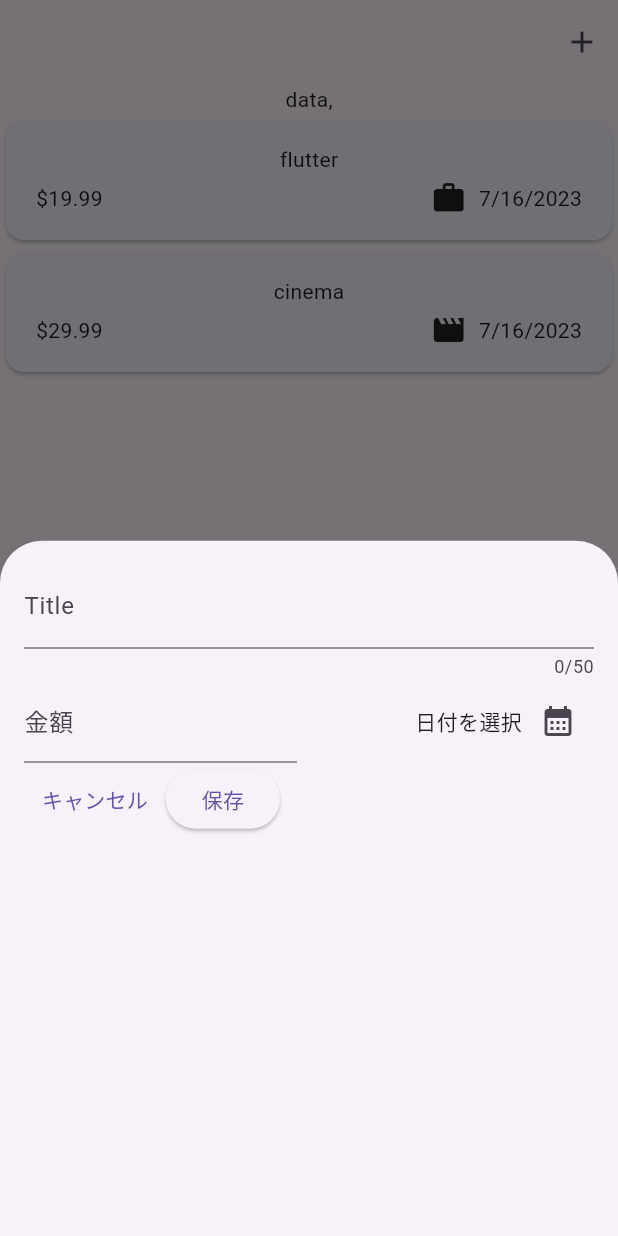
After one commit to Junichi-Machii/flutter_tracker_app01, a Flutter app: the screen it shows after launch, after a tap on the "add" icon, on a phone screen of 412 x 824 dp. The commit adds this screen. Run offline on Flutter 3.47's test engine with Material 2 defaults, Android fonts, the phone set to English and light mode, and no system bars.

Commit message:
モーダルにカレンダー選択項目ついか

```diff
--- a/lib/main.dart
+++ b/lib/main.dart
@@ -3,7 +3,8 @@ import 'package:flutter/material.dart';
 import 'package:tracker_app/widgets/expenses.dart';
 void main(List<String> args) {
   runApp(
-   const MaterialApp(
+    MaterialApp(
+    theme: ThemeData(useMaterial3: true),
       home: Expenses(),
     )
   );
--- a/lib/widgets/expenses.dart
+++ b/lib/widgets/expenses.dart
@@ -2,6 +2,7 @@ import 'package:flutter/material.dart';
 
 import 'package:tracker_app/widgets/expenses_list/expenses_list.dart';
 import 'package:tracker_app/models/expense.dart';
+import 'package:tracker_app/widgets/new_expense.dart';
 
 class Expenses extends StatefulWidget {
   const Expenses({super.key});
@@ -24,9 +25,18 @@ class _ExpensesState extends State<Expenses> {
         category: Category.leisure),
   ];
 
+  void _openAddExpensesModal() {
+    showModalBottomSheet(context: context, builder: (ctx) => const NewExpense(),);
+  }
+
   @override
   Widget build(BuildContext context) {
     return Scaffold(
+      appBar: AppBar(
+        actions: [
+          IconButton(onPressed:_openAddExpensesModal, icon: Icon(Icons.add))
+        ],
+      ),
       body: Center(
         child: Column(
           mainAxisAlignment: MainAxisAlignment.center,
--- /dev/null
+++ b/lib/widgets/new_expense.dart
@@ -0,0 +1,104 @@
+import 'package:flutter/material.dart';
+
+import 'package:tracker_app/models/expense.dart';
+
+class NewExpense extends StatefulWidget {
+  const NewExpense({super.key});
+
+  @override
+  State<NewExpense> createState() => _NewExpenseState();
+}
+
+class _NewExpenseState extends State<NewExpense> {
+  final _titleController = TextEditingController();
+  final _amountController = TextEditingController();
+  DateTime? _selectedDate;
+
+  void _presetDatePicker() async {
+    final now = DateTime.now();
+    final firstDate = DateTime(
+      now.year - 1,
+      now.month,
+      now.day,
+    );
+    final pickedDate = await showDatePicker(
+        context: context,
+        initialDate: now,
+        firstDate: firstDate,
+        lastDate: now,);
+setState(() {
+  _selectedDate = pickedDate;
+});
+
+  }
+
+  @override
+  void dispose() {
+    _titleController.dispose();
+    _amountController.dispose();
+    super.dispose();
+  }
+
+  @override
+  Widget build(BuildContext context) {
+    return Padding(
+      padding: const EdgeInsets.all(16),
+      child: Column(
+        children: [
+          TextField(
+            controller: _titleController,
+            maxLength: 50,
+            decoration: const InputDecoration(
+              label: Text('Title'),
+            ),
+            keyboardType: TextInputType.text,
+          ),
+          Row(
+            children: [
+              Expanded(
+                child: TextField(
+                  controller: _amountController,
+                  decoration: const InputDecoration(
+                    prefixText: '¥ ',
+                    label: Text('金額'),
+                  ),
+                  keyboardType: TextInputType.number,
+                ),
+              ),
+              const SizedBox(
+                width: 16,
+              ),
+              Expanded(
+                child: Row(
+                  mainAxisAlignment: MainAxisAlignment.end,
+                  children: [
+                     Text( _selectedDate == null ?  '日付を選択' : formatter.format(_selectedDate!),),
+                    IconButton(
+                      onPressed: _presetDatePicker,
+                      icon: const Icon(Icons.calendar_month),
+                    ),
+                  ],
+                ),
+              )
+            ],
+          ),
+          Row(
+            children: [
+              TextButton(
+                  onPressed: () {
+                    Navigator.pop(context);
+                  },
+                  child: const Text('キャンセル')),
+              ElevatedButton(
+                  onPressed: () {
+                    print(_titleController.text);
+                    print(_amountController.text);
+                  },
+                  child: const Text("保存"))
+            ],
+          )
+        ],
+      ),
+    );
+  }
+}
```
